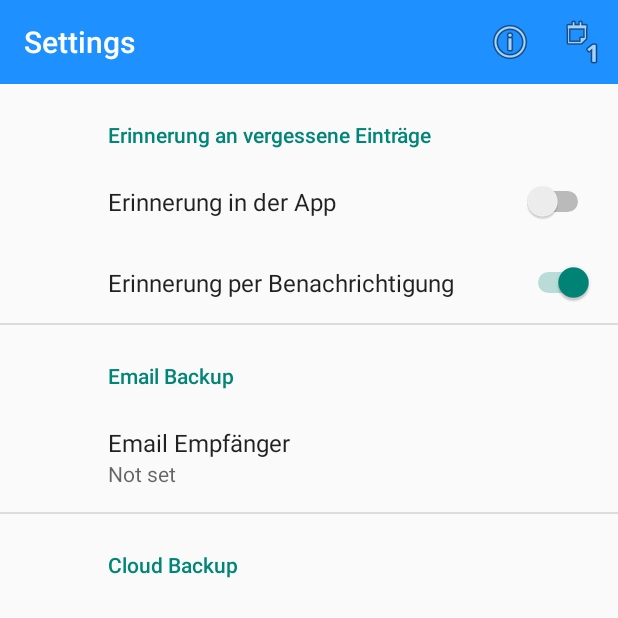
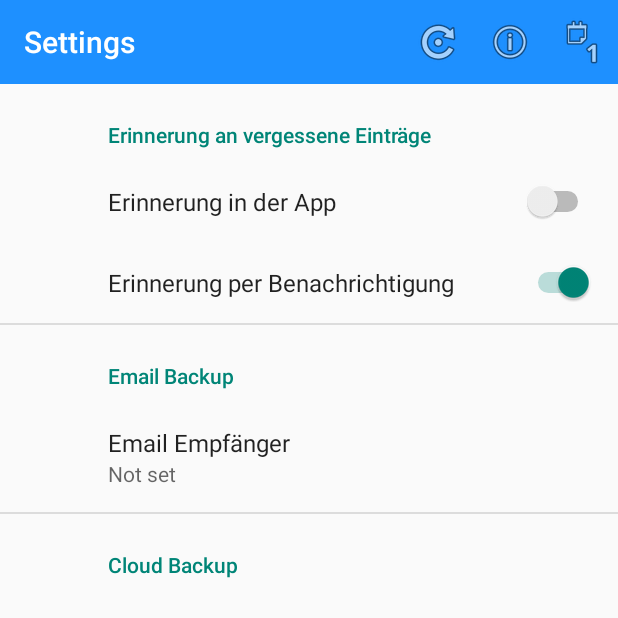
Before and after one commit to AndyCooler/github-time15, an Android app: the SettingsActivity screen opened directly, with no data from a screen before it, on a phone screen of 412 x 824 dp, the top half of it. Run offline under Robolectric (Android 15) with nearby library versions, the phone set to English and light mode, and no system bars; our stand-ins replace Volley, androidx.preference; network calls fail.

Commit message:
3.1.1 preps for cloud restore

```diff
--- a/app/src/main/java/com/mythosapps/time15/SettingsActivity.java
+++ b/app/src/main/java/com/mythosapps/time15/SettingsActivity.java
@@ -81,6 +81,12 @@ public class SettingsActivity extends AppCompatActivity {
             cloudBackup.requestAvailability(this, findViewById(R.id.settingsFrame), cloudBackupId);
         }
 
+        if (id == R.id.action_check_cloud_restore) {
+            SharedPreferences sharedPreferences = settingsFragment.getPreferenceManager().getSharedPreferences();
+            String cloudBackupId = sharedPreferences.getString("settings_cloud_backup_id", "none");
+            cloudBackup.requestRestore(this, findViewById(R.id.settingsFrame), cloudBackupId);
+        }
+
         return super.onOptionsItemSelected(item);
     }
 
--- a/app/src/main/res/menu/menu_settings.xml
+++ b/app/src/main/res/menu/menu_settings.xml
@@ -2,6 +2,14 @@
     xmlns:app="http://schemas.android.com/apk/res-auto"
     xmlns:tools="http://schemas.android.com/tools"
     tools:context="com.mythosapps.time15.SettingsActivity">
+
+
+    <item
+        android:id="@+id/action_check_cloud_restore"
+        android:orderInCategory="300"
+        android:title="@string/menu_cloud_restore"
+        app:showAsAction="always"
+        android:icon="@android:drawable/ic_menu_rotate"></item>
 
 
     <item
--- a/app/src/main/res/values/strings.xml
+++ b/app/src/main/res/values/strings.xml
@@ -62,4 +62,5 @@
     <string name="multi_task_from">Beginnt am:</string>
     <string name="multi_task_to">Endet am:</string>
     <string name="menu_cloud">Cloud Storage Available</string>
+    <string name="menu_cloud_restore">aus Cloud wiederherstellen</string>
 </resources>
```
Also changed, not shown: app/src/main/java/com/mythosapps/time15/MainSettingsListener.java (+4 -10 lines), app/src/main/java/com/mythosapps/time15/storage/CloudBackup.java (+59 -5 lines).
